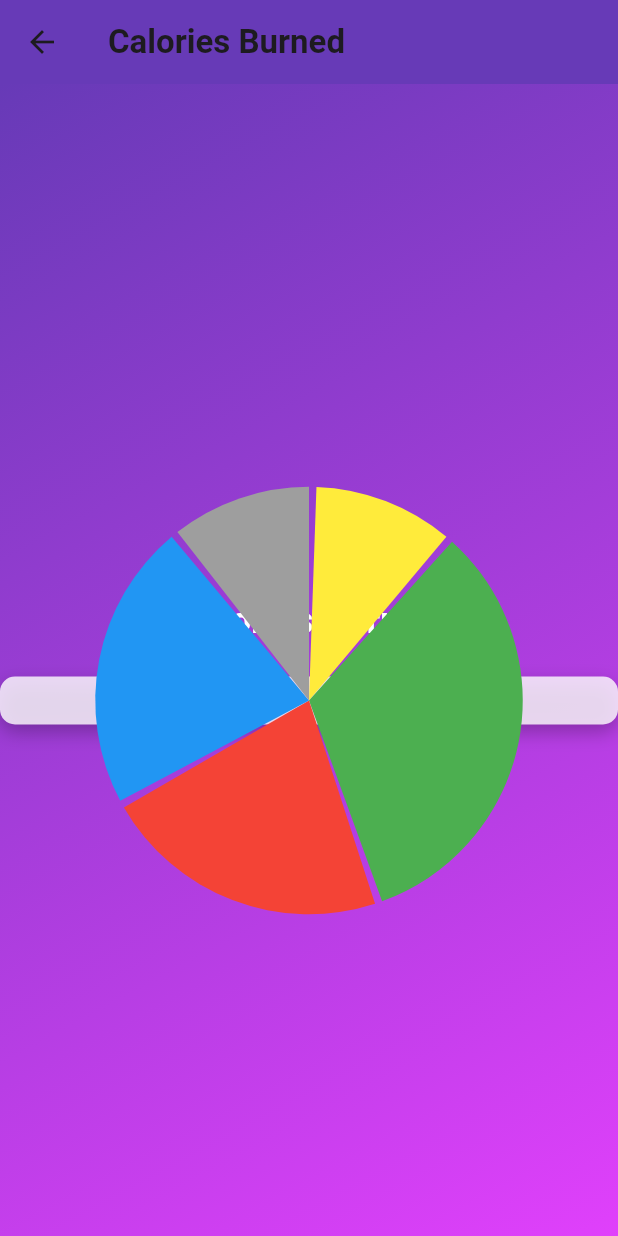
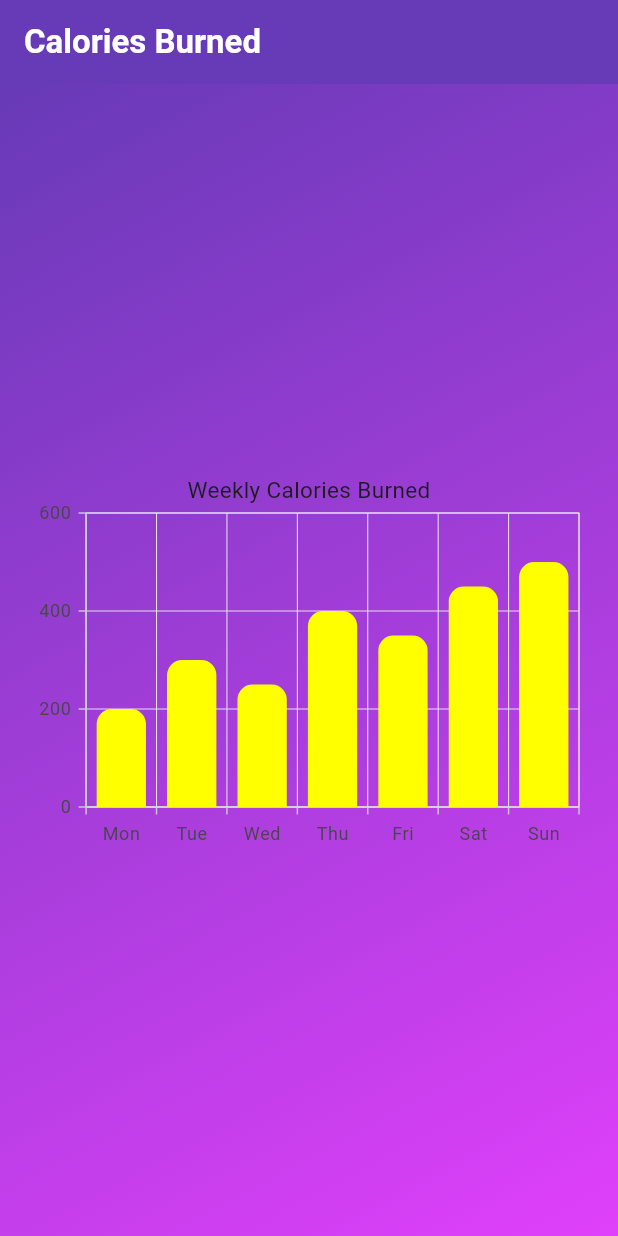
Before and after one commit to simonptuon/Fitness-tracker-app, a Flutter app: the CaloriesBurned screen opened directly, on a phone screen of 412 x 824 dp. Run offline on Flutter 3.47's test engine with Material 3 defaults, Android fonts, the phone set to English and light mode, and no system bars; our stand-ins replace firebase_auth, percent_indicator, syncfusion_flutter_charts; accounts and stored records are empty.

Commit message:
Chart
I tried adding a chart that will grab and transfer data that will display on the screen

```diff
--- a/lib/CaloriesBurned.dart
+++ b/lib/CaloriesBurned.dart
@@ -1,14 +1,30 @@
 import 'package:flutter/material.dart';
-import 'package:fitness_app_capstone/pie_chart.dart';
+import 'package:syncfusion_flutter_charts/charts.dart';
+
+class CalorieData {
+  CalorieData(this.date, this.calories);
+  final String date;
+  final double calories;
+}
 
 class CaloriesBurned extends StatelessWidget {
+  final List<CalorieData> calorieData = [
+    CalorieData('Mon', 200),
+    CalorieData('Tue', 300),
+    CalorieData('Wed', 250),
+    CalorieData('Thu', 400),
+    CalorieData('Fri', 350),
+    CalorieData('Sat', 450),
+    CalorieData('Sun', 500),
+  ];
+
   @override
   Widget build(BuildContext context) {
     return Scaffold(
       appBar: AppBar(
         title: Text(
           'Calories Burned',
-          style: TextStyle(fontFamily: 'Roboto', fontWeight: FontWeight.bold),
+          style: TextStyle(fontFamily: 'Roboto', fontWeight: FontWeight.bold, color: Colors.white),
         ),
         backgroundColor: Colors.deepPurple,
       ),
@@ -23,40 +39,26 @@ class CaloriesBurned extends StatelessWidget {
         child: Center(
           child: Column(
             mainAxisAlignment: MainAxisAlignment.center,
-            children: <Widget>[
-              Text(
-                'Calories Burned',
-                style: TextStyle(
-                  fontFamily: 'Roboto',
-                  fontSize: 24,
-                  fontWeight: FontWeight.bold,
-                  color: Colors.white,
-                ),
-              ),
-              SizedBox(height: 20),
+            children: [
               Container(
-                padding: EdgeInsets.all(16.0),
-                decoration: BoxDecoration(
-                  color: Colors.white.withOpacity(0.8),
-                  borderRadius: BorderRadius.circular(10.0),
-                  boxShadow: [
-                    BoxShadow(
-                      color: Colors.black26,
-                      blurRadius: 10.0,
-                      offset: Offset(0, 5),
-                    ),
+                height: 300,
+                padding: const EdgeInsets.all(16.0),
+                child: SfCartesianChart(
+                  primaryXAxis: CategoryAxis(),
+                  title: ChartTitle(text: 'Weekly Calories Burned'),
+                  series: <ChartSeries>[
+                    ColumnSeries<CalorieData, String>(
+                      dataSource: calorieData,
+                      xValueMapper: (CalorieData data, _) => data.date,
+                      yValueMapper: (CalorieData data, _) => data.calories,
+                      color: Colors.yellowAccent,
+                      borderRadius: BorderRadius.only(
+                        topLeft: Radius.circular(10),
+                        topRight: Radius.circular(10),
+                      ),
+                    )
                   ],
                 ),
-                child: PieChart(
-                values: [100, 300, 200, 200, 100],
-                colors: [
-                  Colors.yellow,
-                  Colors.green,
-                  Colors.red,
-                  Colors.blue,
-                  Colors.grey,
-                ],
-              ),
               ),
             ],
           ),
@@ -65,86 +67,3 @@ class CaloriesBurned extends StatelessWidget {
     );
   }
 }
-
-// class CaloriesBurned extends StatelessWidget{
-//   @override
-//   Widget build(BuildContext context) {
-//     return Scaffold(
-//       appBar: AppBar(
-//         title: Text('Calories Burned'),
-//       ),
-//       body: Center(
-//         child: Column(
-//           mainAxisAlignment: MainAxisAlignment.center,
-//           children: <Widget>[
-//             Text(
-//               'Calories Burned:',
-//               style: TextStyle(fontSize: 24),
-//             ),
-//             SizedBox(height: 20),
-//             SizedBox(height: 20),
-//           ],
-//         ),
-//       ),
-//     );
-//   }
-// }
-
-// class CaloriesBurned extends StatelessWidget {
-//   @override
-//   Widget build(BuildContext context) {
-//     return Scaffold(
-//       appBar: AppBar(
-//         title: Text('Calories Burned'),
-//       ),
-//       body: Center(
-//         child: Column(
-//           mainAxisAlignment: MainAxisAlignment.center,
-//           children: <Widget>[
-//             Text(
-//               'Calories Burned',
-//               style: Theme.of(context).textTheme.headlineMedium,
-//             ),
-//             SizedBox(height: 20),
-//             BarChart(
-//               BarChartData(
-//                 barGroups: [
-//                   BarChartGroupData(
-//                     x: 0,
-//                     barRods: [
-//                       BarChartRodData(y: 100, colors: [Colors.yellow]),
-//                     ],
-//                   ),
-//                   BarChartGroupData(
-//                     x: 1,
-//                     barRods: [
-//                       BarChartRodData(y: 300, colors: [Colors.green]),
-//                     ],
-//                   ),
-//                   BarChartGroupData(
-//                     x: 2,
-//                     barRods: [
-//                       BarChartRodData(y: 200, colors: [Colors.red]),
-//                     ],
-//                   ),
-//                   BarChartGroupData(
-//                     x: 3,
-//                     barRods: [
-//                       BarChartRodData(y: 200, colors: [Colors.blue]),
-//                     ],
-//                   ),
-//                   BarChartGroupData(
-//                     x: 4,
-//                     barRods: [
-//                       BarChartRodData(y: 100, colors: [Colors.grey]),
-//                     ],
-//                   ),
-//                 ],
-//               ),
-//             ),
-//           ],
-//         ),
-//       ),
-//     );
-//   }
-// }
--- a/lib/main.dart
+++ b/lib/main.dart
@@ -15,7 +15,7 @@ class MyApp extends StatelessWidget {
       title: 'Task Management',
       debugShowCheckedModeBanner: false,
 // <<<<<<< HEAD
-      home: WorkoutPlans(),
+      home: CaloriesBurned(),
     );
   }
 }
--- a/pubspec.yaml
+++ b/pubspec.yaml
@@ -37,6 +37,7 @@ dependencies:
   # The following adds the Cupertino Icons font to your application.
   # Use with the CupertinoIcons class for iOS style icons.
   cupertino_icons: ^1.0.8
+  syncfusion_flutter_charts: ^29.1.35
 
 dev_dependencies:
   flutter_test:
```
Also changed, not shown: pubspec.lock.
